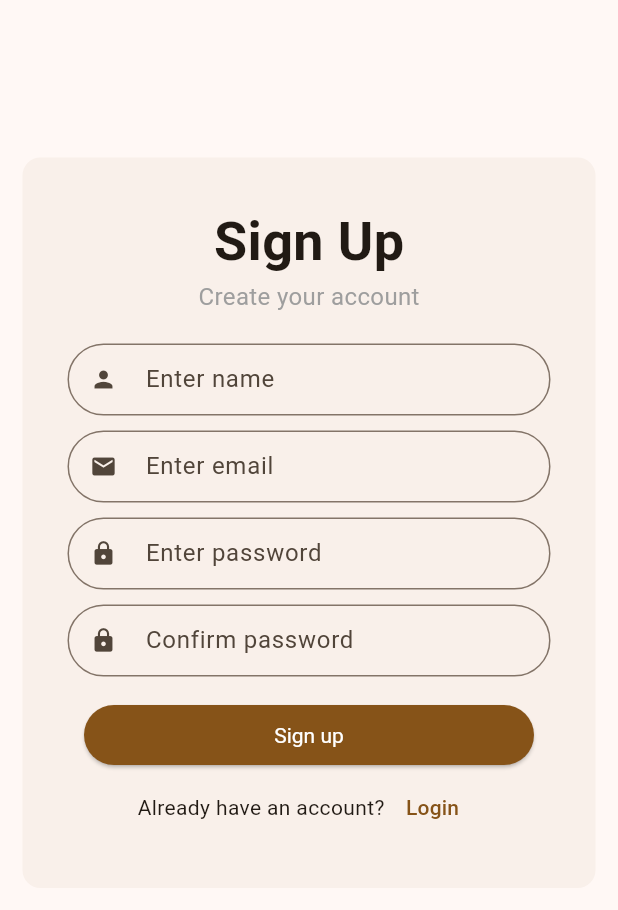
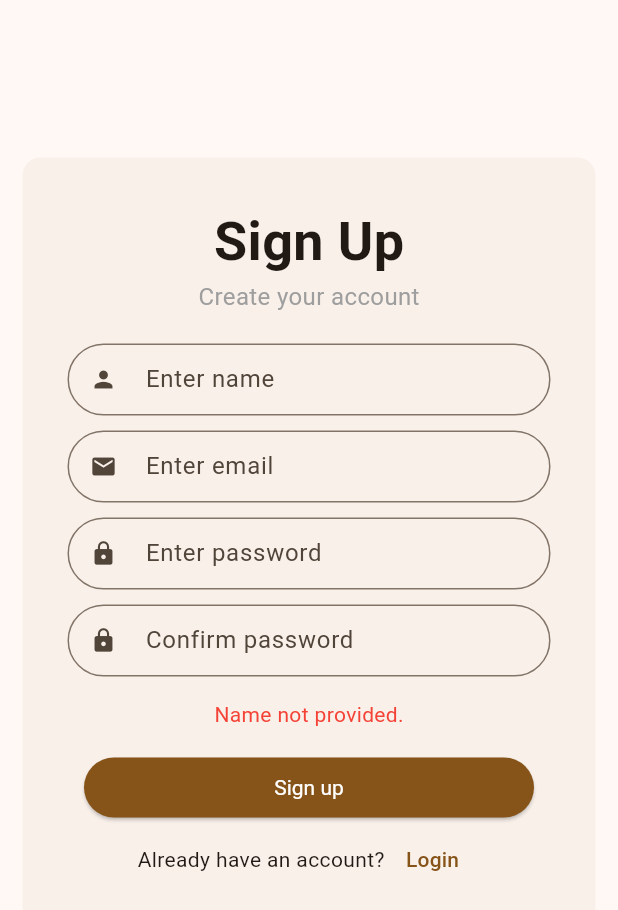
Before and after one commit to alejandraSMT/cafe-app-pm, a Flutter app: what _signUpCard() shows on an empty page, opened directly with empty values, after a tap on "Sign up", on a phone screen of 412 x 824 dp. Shown: the top 910 px of the screen. Run offline on Flutter 3.47's test engine with Material 3 defaults, Android fonts, the phone set to English and light mode, and no system bars; our stand-ins replace get, go_router, google_maps_flutter; missing offline and left inert: dart:ffi; network calls fail.

Commit message:
SignUp y Controller terminados

```diff
--- a/lib/presentation/signup/SignUp.dart
+++ b/lib/presentation/signup/SignUp.dart
@@ -129,6 +129,14 @@ class _signUpCard extends StatelessWidget {
                   ),
                 ),
                 SizedBox(height: 15),
+                Obx(() => Text(
+                  controller.message.string,
+                  style: TextStyle(
+                    color: controller.messageColor.value
+                  ),
+                )),
+                Obx(() => controller.returnSpace()
+                ),
                 ElevatedButton(
                   onPressed: (){
                     controller.signup(context);
--- a/lib/presentation/signup/SignUpController.dart
+++ b/lib/presentation/signup/SignUpController.dart
@@ -10,6 +10,7 @@ class SignUpController extends GetxController
   TextEditingController confirmPasswordControllerSign = TextEditingController();
 
   RxString message = "".obs;
+  RxBool showMessageBox = false.obs;
   var messageColor = Colors.green.obs;
 
   void signup (BuildContext context)
@@ -28,6 +29,13 @@ class SignUpController extends GetxController
     if (isAllSpaces(email))
     {
       sendError("Email not provided.");
+      return;
+    }
+
+    var validEstructure = RegExp(r"[a-z0-9!#$%&'*+/=?^_`{|}~-]+(?:\.[a-z0-9!#$%&'*+/=?^_`{|}~-]+)*@(?:[a-z0-9](?:[a-z0-9-]*[a-z0-9])?\.)+[a-z0-9](?:[a-z0-9-]*[a-z0-9])?");
+    if (!validEstructure.hasMatch(email))
+    {
+      sendError("Email not valid.");
       return;
     }
 
@@ -52,12 +60,25 @@ class SignUpController extends GetxController
   }
 
   void sendError(String text){
+
     message.value = text;
     messageColor.value = Colors.red;
+    showMessageBox.value = true;
   }
 
   bool isAllSpaces(String input)
   {
     return input.replaceAll(' ', '') == '';
   }
+
+  Widget returnSpace(){
+    if(showMessageBox.value)
+    {
+      return SizedBox(height: 15);
+    }
+    else
+    {
+      return SizedBox.shrink();
+    }
+  }
 }
```
